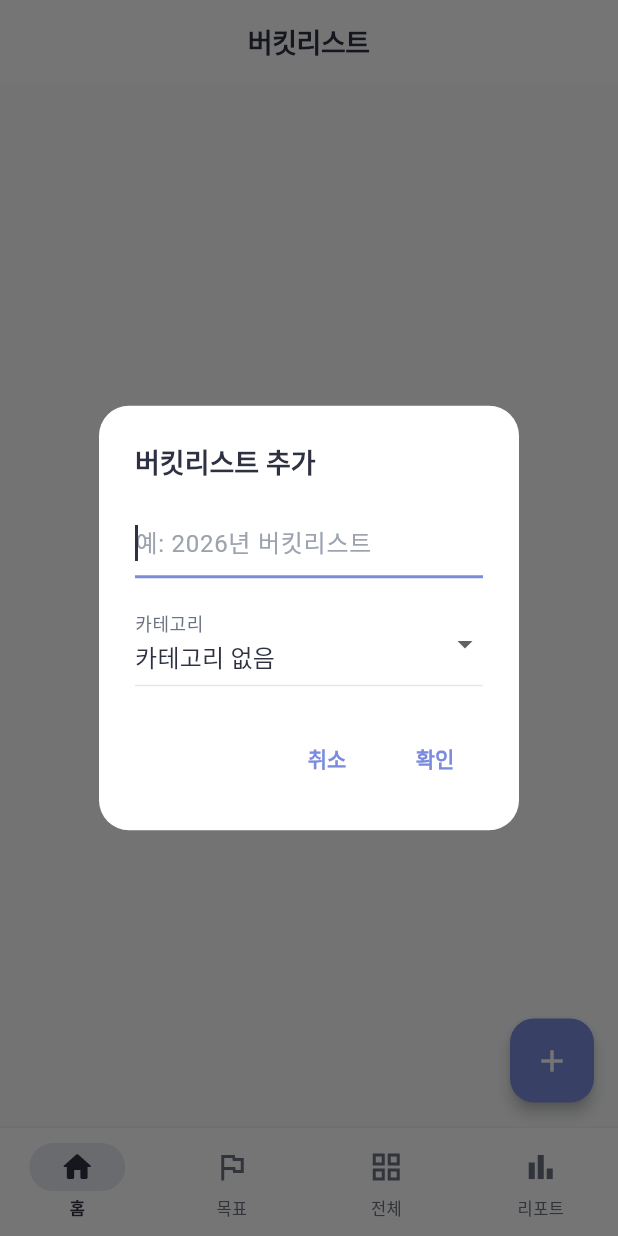
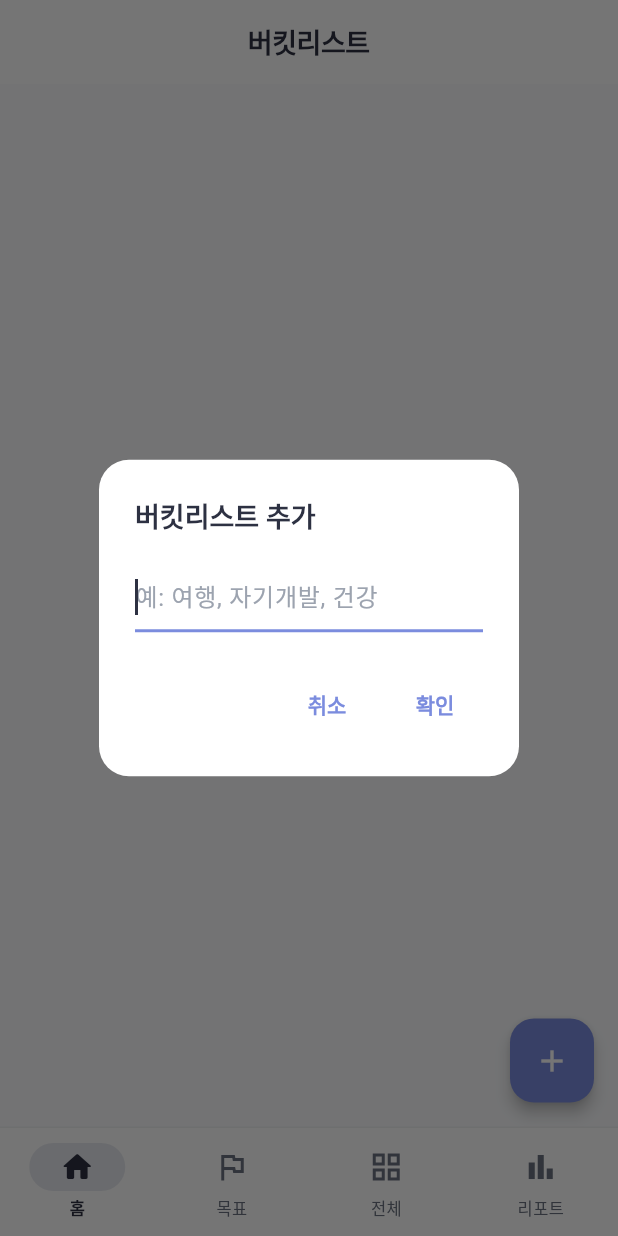
Before and after one commit to kmkam90/bucket_app, a Flutter app: the screen it shows after launch, after a tap on the "add" icon, on a phone screen of 412 x 824 dp. Run offline on Flutter 3.47's test engine with Material 3 defaults, Android fonts, the phone set to English and light mode, and no system bars; our stand-ins replace file_picker, fl_chart, shared_preferences, table_calendar, web; missing offline and left inert: dart:js_interop.

Commit message:
Add backup/restore UI and simplify bucket list dialog
- Add backup export (JSON download) and restore (file picker) in report tab
- Remove category dropdown from bucket list add/edit dialog
- Add web file service with conditional imports

Co-Authored-By: Claude Opus 4.6 <noreply@anthropic.com>

```diff
--- a/lib/screens/home_screen.dart
+++ b/lib/screens/home_screen.dart
@@ -35,11 +35,11 @@ class _HomeScreenState extends State<HomeScreen> {
 
   Future<void> _addBucketList() async {
     final state = context.read<AppState>();
-    final result = await _showBucketListDialog();
-    if (result == null || (result['title'] as String).trim().isEmpty) return;
+    final title = await _showBucketListDialog();
+    if (title == null || title.trim().isEmpty) return;
     await state.addBucketList(BucketList(
-      title: (result['title'] as String).trim(),
-      category: result['category'] as GoalCategory?,
+      title: title.trim(),
+      category: null,
       items: [],
     ));
   }
@@ -47,14 +47,13 @@ class _HomeScreenState extends State<HomeScreen> {
   Future<void> _editBucketList(int index) async {
     final state = context.read<AppState>();
     final bucketLists = state.bucketLists;
-    final result = await _showBucketListDialog(
+    final title = await _showBucketListDialog(
       initialText: bucketLists[index].title,
-      initialCategory: bucketLists[index].category,
     );
-    if (result == null || (result['title'] as String).trim().isEmpty) return;
+    if (title == null || title.trim().isEmpty) return;
     final updated = BucketList(
-      title: (result['title'] as String).trim(),
-      category: result['category'] as GoalCategory?,
+      title: title.trim(),
+      category: bucketLists[index].category,
       items: List.from(bucketLists[index].items),
     );
     await state.updateBucketList(index, updated);
@@ -64,42 +63,16 @@ class _HomeScreenState extends State<HomeScreen> {
     await context.read<AppState>().deleteBucketList(index);
   }
 
-  Future<Map<String, dynamic>?> _showBucketListDialog({
-    String? initialText,
-    GoalCategory? initialCategory,
-  }) async {
+  Future<String?> _showBucketListDialog({String? initialText}) async {
     final controller = TextEditingController(text: initialText);
-    GoalCategory? selectedCategory = initialCategory;
-    return showDialog<Map<String, dynamic>>(
+    return showDialog<String>(
       context: context,
       builder: (context) => AlertDialog(
         title: Text(initialText == null ? '버킷리스트 추가' : '버킷리스트 이름 수정'),
-        content: Column(
-          mainAxisSize: MainAxisSize.min,
-          children: [
-            TextField(
-              controller: controller,
-              autofocus: true,
-              decoration: const InputDecoration(hintText: '예: 2026년 버킷리스트'),
-            ),
-            const SizedBox(height: 16),
-            DropdownButtonFormField<GoalCategory?>(
-              initialValue: selectedCategory,
-              items: [
-                const DropdownMenuItem(value: null, child: Text('카테고리 없음')),
-                ...GoalCategory.values.map((c) => DropdownMenuItem(
-                  value: c,
-                  child: Row(children: [
-                    Icon(goalCategoryIcon(c), size: 18, color: goalCategoryColor(c)),
-                    const SizedBox(width: 8),
-                    Text(goalCategoryLabel(c)),
-                  ]),
-                )),
-              ],
-              onChanged: (v) => selectedCategory = v,
-              decoration: const InputDecoration(labelText: '카테고리'),
-            ),
-          ],
+        content: TextField(
+          controller: controller,
+          autofocus: true,
+          decoration: const InputDecoration(hintText: '예: 여행, 자기개발, 건강'),
         ),
         actions: [
           TextButton(
@@ -107,10 +80,7 @@ class _HomeScreenState extends State<HomeScreen> {
             child: const Text('취소'),
           ),
           TextButton(
-            onPressed: () => Navigator.of(context).pop({
-              'title': controller.text,
-              'category': selectedCategory,
-            }),
+            onPressed: () => Navigator.of(context).pop(controller.text),
             child: const Text('확인'),
           ),
         ],
--- a/pubspec.yaml
+++ b/pubspec.yaml
@@ -38,6 +38,7 @@ dependencies:
   fl_chart: ^0.70.2
   file_picker: ^8.0.0
   provider: ^6.1.2
+  web: ^1.1.1
 
 dev_dependencies:
   flutter_test:
```
Also changed, not shown: lib/screens/report_screen.dart (+129 -3 lines), lib/services/file_service.dart (added, +26 -0 lines), lib/services/file_service_stub.dart (added, +9 -0 lines), lib/services/file_service_web.dart (added, +66 -0 lines), pubspec.lock.
